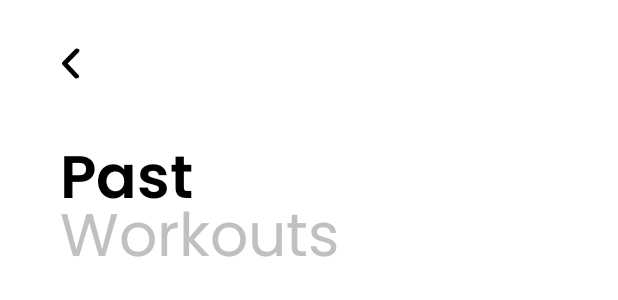
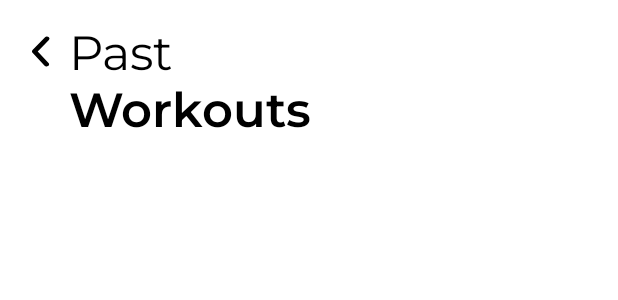
Before and after one commit to guptasandeep7/Fit_Mantra, an Android app: the layout fragment_past_workouts.xml on its own in the app's theme, with its tools: preview values and no code run, on a phone screen of 412 x 824 dp. Shown: the top 300 px of the screen. Run offline under Robolectric (Android 15) with nearby library versions, the phone set to English and light mode, and no system bars.

Commit message:
connected room db to past workouts fragment_past_workouts.xml

```diff
--- a/app/src/main/AndroidManifest.xml
+++ b/app/src/main/AndroidManifest.xml
@@ -7,7 +7,7 @@
     <uses-feature android:name="android.hardware.camera.any" />
 
     <application
-        android:name="com.example.energybar.database.ContentApplication"
+        android:name=".database.ContentApplication"
         android:allowBackup="true"
         android:usesCleartextTraffic="true"
         android:icon="@drawable/splash_background"
--- a/app/src/main/java/com/example/morefit/database/ContentApplication.kt
+++ b/app/src/main/java/com/example/morefit/database/ContentApplication.kt
@@ -1,6 +1,7 @@
-package com.example.energybar.database
+package com.example.morefit.database
 
 import android.app.Application
+import com.example.energybar.database.ContentRoomDatabase
 import com.example.morefit.repositories.ContentRepo
 import kotlinx.coroutines.CoroutineScope
 import kotlinx.coroutines.SupervisorJob
@@ -9,6 +10,6 @@ class ContentApplication : Application() {
     val applicationScope = CoroutineScope(SupervisorJob())
     // Using by lazy so the database and the repository are only created when they're needed
     // rather than when the application starts
-    val database by lazy { ContentRoomDatabase.getDatabase(this,applicationScope) }
+    val database by lazy { ContentRoomDatabase.getDatabase(this, applicationScope) }
     val repository by lazy { ContentRepo(database.wordDao()) }
 }
--- a/app/src/main/java/com/example/morefit/database/ContentDAO.kt
+++ b/app/src/main/java/com/example/morefit/database/ContentDAO.kt
@@ -1,4 +1,4 @@
-package com.example.energybar.database
+package com.example.morefit.database
 
 import androidx.room.Dao
 import androidx.room.Insert
--- a/app/src/main/java/com/example/morefit/database/ContentRoomDatabase.kt
+++ b/app/src/main/java/com/example/morefit/database/ContentRoomDatabase.kt
@@ -5,6 +5,7 @@ import androidx.room.Database
 import androidx.room.Room
 import androidx.room.RoomDatabase
 import androidx.sqlite.db.SupportSQLiteDatabase
+import com.example.morefit.database.ContentDAO
 import com.example.morefit.model.database.Content
 import kotlinx.coroutines.CoroutineScope
 import kotlinx.coroutines.launch
--- a/app/src/main/java/com/example/morefit/repositories/ContentRepo.kt
+++ b/app/src/main/java/com/example/morefit/repositories/ContentRepo.kt
@@ -1,7 +1,7 @@
 package com.example.morefit.repositories
 
 import androidx.annotation.WorkerThread
-import com.example.energybar.database.ContentDAO
+import com.example.morefit.database.ContentDAO
 import com.example.morefit.model.database.Content
 
 class ContentRepo(private val wordDao: ContentDAO) {
--- a/app/src/main/java/com/example/morefit/ui/activity/RepCounterActivity.kt
+++ b/app/src/main/java/com/example/morefit/ui/activity/RepCounterActivity.kt
@@ -19,9 +19,9 @@ import androidx.appcompat.widget.SwitchCompat
 import androidx.core.content.ContextCompat
 import androidx.fragment.app.DialogFragment
 import androidx.lifecycle.lifecycleScope
-import com.example.energybar.ContentViewModel
-import com.example.energybar.WordViewModelFactory
-import com.example.energybar.database.ContentApplication
+import com.example.morefit.view_models.ContentViewModel
+import com.example.morefit.view_models.WordViewModelFactory
+import com.example.morefit.database.ContentApplication
 import com.example.morefit.R
 import com.example.morefit.model.database.Content
 import com.example.morefit.ui.fragment.dash.gym.ExerciseFragment
--- a/app/src/main/java/com/example/morefit/view_models/ContentViewModel.kt
+++ b/app/src/main/java/com/example/morefit/view_models/ContentViewModel.kt
@@ -1,4 +1,4 @@
-package com.example.energybar
+package com.example.morefit.view_models
 
 import androidx.lifecycle.*
 import com.example.morefit.model.database.Content
--- a/app/src/main/res/layout/fragment_past_workouts.xml
+++ b/app/src/main/res/layout/fragment_past_workouts.xml
@@ -4,50 +4,60 @@
     android:layout_width="match_parent"
     android:layout_height="match_parent">
 
+    <androidx.constraintlayout.widget.ConstraintLayout
+        android:id="@+id/topBar"
+        android:layout_width="wrap_content"
+        android:layout_height="wrap_content"
+        app:layout_constraintStart_toStartOf="parent"
+        app:layout_constraintTop_toTopOf="parent">
+
         <ImageView
             android:id="@+id/icBack"
-        android:layout_width="wrap_content"
-        android:layout_height="wrap_content"
-        android:layout_marginStart="20dp"
-        android:layout_marginTop="12dp"
+            android:layout_width="24dp"
+            android:layout_height="24dp"
+            android:layout_marginStart="16dp"
+            android:layout_marginTop="24dp"
             android:contentDescription="Back Btn"
-        android:padding="20dp"
             app:layout_constraintStart_toStartOf="parent"
             app:layout_constraintTop_toTopOf="parent"
             app:srcCompat="@drawable/ic_back_black" />
 
-    <com.google.android.material.textview.MaterialTextView
+        <TextView
             android:id="@+id/heading1"
             android:layout_width="wrap_content"
             android:layout_height="wrap_content"
-        android:layout_marginStart="20dp"
-        android:layout_marginTop="12dp"
-        android:fontFamily="@font/poppins_semibold"
+            android:layout_marginStart="6dp"
+            android:layout_marginTop="-4dp"
+            android:fontFamily="@font/montserrat_regular"
             android:text="Past"
             android:textColor="@color/black"
-        android:textSize="40sp"
-        app:layout_constraintStart_toStartOf="@+id/icBack"
-        app:layout_constraintTop_toBottomOf="@+id/icBack" />
+            android:textSize="32sp"
+            app:layout_constraintBottom_toBottomOf="@+id/icBack"
+            app:layout_constraintStart_toEndOf="@id/icBack"
+            app:layout_constraintTop_toTopOf="@+id/icBack" />
 
-    <com.google.android.material.textview.MaterialTextView
+        <TextView
             android:id="@+id/heading2"
             android:layout_width="wrap_content"
             android:layout_height="wrap_content"
-        android:layout_marginTop="-28dp"
-        android:fontFamily="@font/poppins"
+            android:layout_marginTop="-4dp"
+            android:fontFamily="@font/montserrat_semibold"
             android:text="Workouts"
-        android:textColor="#C0C0C0"
-        android:textSize="40sp"
+            android:textColor="@color/black"
+            android:textSize="32sp"
             app:layout_constraintStart_toStartOf="@+id/heading1"
             app:layout_constraintTop_toBottomOf="@+id/heading1" />
+    </androidx.constraintlayout.widget.ConstraintLayout>
 
     <androidx.recyclerview.widget.RecyclerView
         android:id="@+id/workoutsRecyclerView"
-        android:layout_width="match_parent"
+        android:layout_width="0dp"
         android:layout_height="0dp"
+        android:layout_marginVertical="16dp"
         android:layoutAnimation="@anim/layout_animation"
         app:layoutManager="androidx.recyclerview.widget.LinearLayoutManager"
-        android:layout_marginTop="32dp"
         app:layout_constraintBottom_toBottomOf="parent"
-        app:layout_constraintTop_toBottomOf="@+id/heading2" />
+        app:layout_constraintEnd_toEndOf="parent"
+        app:layout_constraintStart_toStartOf="parent"
+        app:layout_constraintTop_toBottomOf="@+id/topBar" />
 </androidx.constraintlayout.widget.ConstraintLayout>
```
Also changed, not shown: app/src/main/java/com/example/morefit/adapter/PastWorkoutsRecyclerAdapter.kt (+26 -12 lines), app/src/main/java/com/example/morefit/model/database/Content.kt (+6 -2 lines), app/src/main/java/com/example/morefit/ui/activity/MainActivity.kt (+0 -7 lines), app/src/main/java/com/example/morefit/ui/activity/MlActivity.kt (+3 -7 lines), app/src/main/java/com/example/morefit/ui/fragment/dash/profile/PastWorkoutsFragment.kt (+33 -6 lines), app/src/main/java/com/example/morefit/utils/Extensions.kt (+20 -0 lines), app/src/main/res/layout/item_past_workout.xml (+50 -39 lines). Lines whose indentation alone changed are shown as unchanged.
